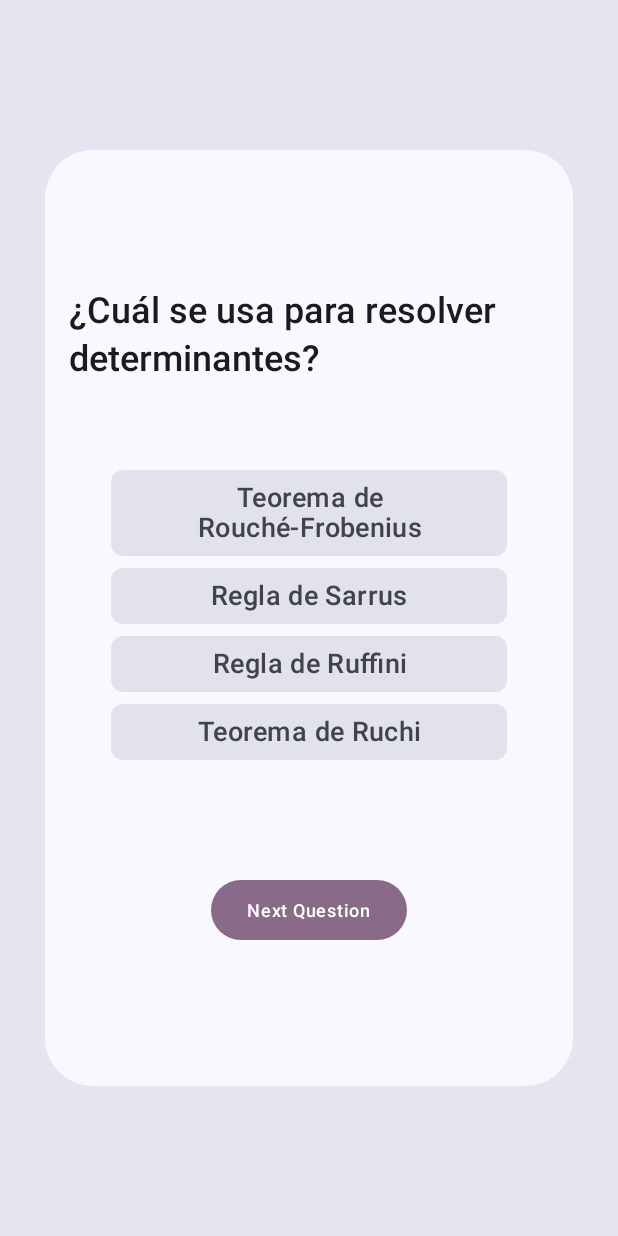
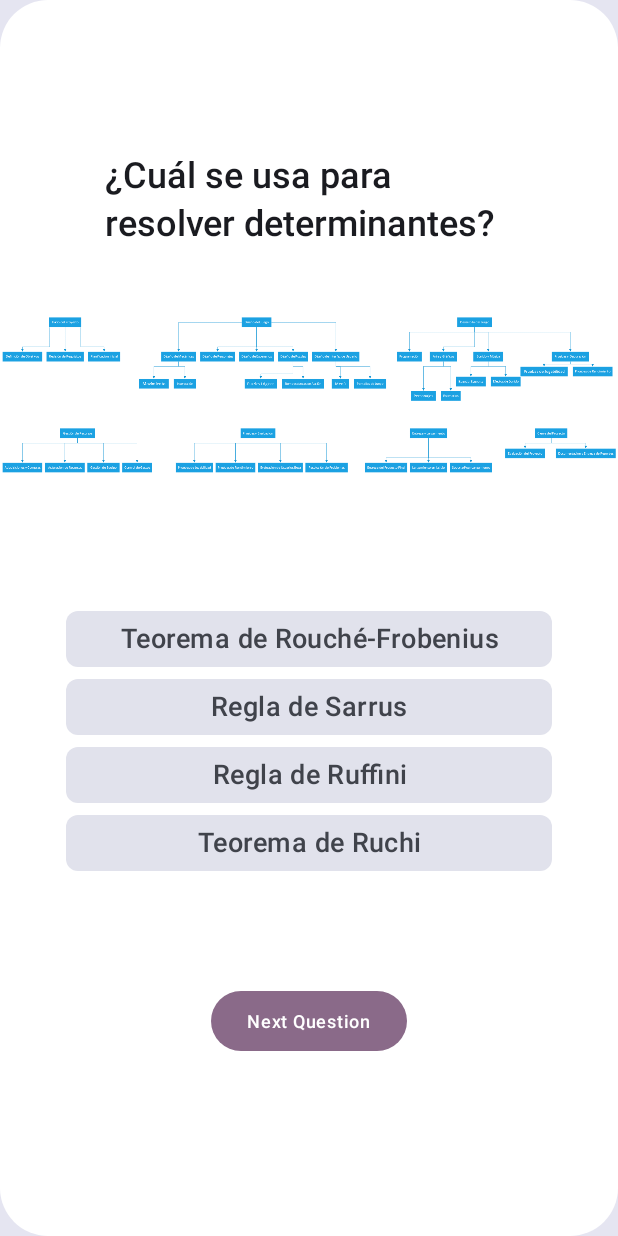
Before and after one commit to JesusLao/PracticaTrivialMoviles, an Android app built with Jetpack Compose: the screen it shows after launch (MainActivity), after a tap on "Continue", on a phone screen of 412 x 824 dp. Run offline under Robolectric (Android 15) with nearby library versions, the phone set to English and light mode, and no system bars; libraries missing offline, so code that uses them is left out: com.google.android.exoplayer2.

Commit message:
Imagen implementada

```diff
--- a/app/build.gradle.kts
+++ b/app/build.gradle.kts
@@ -58,9 +58,11 @@ dependencies {
     implementation("androidx.compose.ui:ui")
     implementation("androidx.compose.ui:ui-graphics")
     implementation("androidx.compose.ui:ui-tooling-preview")
+
     implementation("androidx.compose.material3:material3")
     implementation("androidx.navigation:navigation-compose:2.7.3")
     implementation ("com.google.code.gson:gson:2.8.8")
+    implementation("com.google.android.exoplayer:exoplayer:2.19.1")
     testImplementation("junit:junit:4.13.2")
     androidTestImplementation("androidx.test.ext:junit:1.1.5")
     androidTestImplementation("androidx.test.espresso:espresso-core:3.5.1")
--- a/app/src/main/AndroidManifest.xml
+++ b/app/src/main/AndroidManifest.xml
@@ -1,6 +1,8 @@
 <?xml version="1.0" encoding="utf-8"?>
 <manifest xmlns:android="http://schemas.android.com/apk/res/android"
     xmlns:tools="http://schemas.android.com/tools">
+
+    <uses-permission android:name="android.permission.INTERNET"/>
 
     <application
         android:allowBackup="true"
@@ -10,6 +12,7 @@
         android:label="@string/app_name"
         android:roundIcon="@mipmap/ic_launcher_round"
         android:supportsRtl="true"
+        android:usesCleartextTraffic="true"
         android:theme="@style/Theme.PracticaTrivialMoviles"
         tools:targetApi="31">
         <activity
--- a/app/src/main/java/com/example/practicatrivialmoviles/MainActivity.kt
+++ b/app/src/main/java/com/example/practicatrivialmoviles/MainActivity.kt
@@ -2,9 +2,16 @@ package com.example.practicatrivialmoviles
 
 import android.content.Context
 import android.content.res.Configuration
+import android.content.res.Resources
+import android.graphics.drawable.shapes.Shape
+import android.media.Image
+import android.net.Uri
 import android.os.Bundle
+import android.view.ViewGroup
+import android.webkit.WebView
 import androidx.activity.ComponentActivity
 import androidx.activity.compose.setContent
+import androidx.compose.foundation.Image
 import androidx.compose.foundation.background
 import androidx.compose.foundation.clickable
 import androidx.compose.foundation.layout.Arrangement
@@ -24,6 +31,7 @@ import androidx.compose.material3.MaterialTheme
 import androidx.compose.material3.Surface
 import androidx.compose.material3.Text
 import androidx.compose.runtime.Composable
+import androidx.compose.runtime.DisposableEffect
 import androidx.compose.runtime.getValue
 import androidx.compose.runtime.mutableIntStateOf
 import androidx.compose.runtime.mutableStateOf
@@ -32,18 +40,22 @@ import androidx.compose.runtime.saveable.rememberSaveable
 import androidx.compose.runtime.setValue
 import androidx.compose.ui.Alignment
 import androidx.compose.ui.Modifier
+import androidx.compose.ui.graphics.RectangleShape
 import androidx.compose.ui.platform.LocalContext
+import androidx.compose.ui.platform.LocalDensity
+import androidx.compose.ui.res.painterResource
 import androidx.compose.ui.text.style.TextAlign
 import androidx.compose.ui.text.style.TextOverflow
 import androidx.compose.ui.tooling.preview.Preview
 import androidx.compose.ui.unit.dp
 import androidx.compose.ui.unit.sp
+import androidx.compose.ui.viewinterop.AndroidView
 import com.example.practicatrivialmoviles.ui.theme.AppTheme
-import org.json.JSONArray
-import org.json.JSONObject
+import com.google.android.exoplayer2.ExoPlayer
+import com.google.android.exoplayer2.MediaItem
+import com.google.android.exoplayer2.ui.StyledPlayerView
 import com.google.gson.Gson
 import com.google.gson.reflect.TypeToken
-import android.content.res.Resources
 
 class MainActivity : ComponentActivity() {
     override fun onCreate(savedInstanceState: Bundle?) {
@@ -56,10 +68,13 @@ class MainActivity : ComponentActivity() {
         }
     }
 }
+
 data class Pregunta(
     val pregunta: String,
     val opciones: List<String>,
-    val opcion_correcta: String
+    val opcion_correcta: String,
+    var imagen: Int?, // ID de recurso de imagen
+    var videoUrl: String? // URL del video
 )
 
 @Composable
@@ -82,56 +97,18 @@ fun MyApp() {
         if (shouldShowOnboarding) {
             OnboardingScreen(onContinueClicked = { shouldShowOnboarding = false })
         } else {
-            /*val questions = outputJsonString.getJSONArray("preguntas") as JSONArray
-
-            for (i in 0 until questions.length()){
-                val question = questions.getJSONObject(i).getString("pregunta")
-                arrQuestions.add(question)
-
-
-
-            }*/
             val gson = Gson()
-            //val listType = object : TypeToken<List<List<String>>>() {}.type
-            val preguntas: List<Pregunta> = gson.fromJson(LocalContext.current.resources.openRawResource(R.raw.preguntas).bufferedReader().use { it.readText() }, object : TypeToken<List<Pregunta>>() {}.type)
-
+            val preguntas: List<Pregunta> = gson.fromJson(
+                LocalContext.current.resources.openRawResource(R.raw.preguntas).bufferedReader()
+                    .use { it.readText() }, object : TypeToken<List<Pregunta>>() {}.type
+            )
+            preguntas[0].imagen=R.drawable.edt
+            preguntas[1].videoUrl="https://www.youtube.com/watch?v=Ul8Xz3_r0Eg"
 
             Quiz(preguntas)
         }
     }
 }
-
-fun loadPreguntasFromJson(context: Context, fileName: String): List<Pregunta> {
-    val json: String = try {
-        val resourceId = context.resources.getIdentifier(fileName, "raw", context.packageName)
-        val jsonStream = context.resources.openRawResource(resourceId)
-        jsonStream.bufferedReader().use { it.readText() }
-    } catch (e: Resources.NotFoundException) {
-        ""
-    }
-
-    return if (json.isNotEmpty()) {
-        val gson = Gson()
-        val preguntaList: List<Pregunta> = gson.fromJson(json, Array<Pregunta>::class.java).toList()
-        preguntaList
-    } else {
-        emptyList()
-    }
-}
-
-
-/*private fun readJSONFromResource(context: Context, resourceId: Int): String {
-    val inputStream: InputStream = context.assets.open("raw/pre.json")
-    val reader = BufferedReader(InputStreamReader(inputStream))
-    val sb = StringBuilder()
-    var line: String? = reader.readLine()
-    while (line != null) {
-        sb.append(line).append('\n')
-        line = reader.readLine()
-    }
-    reader.close()
-    return sb.toString()
-}*/
 
 @Composable
 fun OnboardingScreen(onContinueClicked: () -> Unit) {
@@ -152,15 +129,97 @@ fun OnboardingScreen(onContinueClicked: () -> Unit) {
 }
 
 @Composable
+fun OnWinScreen(onContinueClicked: () -> Unit) {
+
+    Column(
+        modifier = Modifier.fillMaxSize(),
+        verticalArrangement = Arrangement.Center,
+        horizontalAlignment = Alignment.CenterHorizontally
+    ) {
+        Text("Has Ganado", style = MaterialTheme.typography.titleLarge)
+        Button(
+            modifier = Modifier.padding(vertical = 24.dp),
+            onClick = onContinueClicked
+        ) {
+            Text("Continue", style = MaterialTheme.typography.labelMedium)
+        }
+    }
+}
+
+@Composable
+fun OnLoseScreen(onContinueClicked: () -> Unit/*, onReturnToOnboarding: () -> Unit*/) {
+
+    Column(
+        modifier = Modifier.fillMaxSize(),
+        verticalArrangement = Arrangement.Center,
+        horizontalAlignment = Alignment.CenterHorizontally
+    ) {
+        Text("Has Perdido", style = MaterialTheme.typography.titleLarge)
+        Button(
+            modifier = Modifier.padding(vertical = 24.dp),
+            onClick = onContinueClicked
+        ) {
+            Text("Continue", style = MaterialTheme.typography.labelMedium)
+        }
+        /*Button(
+            modifier = Modifier.padding(vertical = 12.dp),
+            onClick = onReturnToOnboarding
+        ) {
+            Text("Return to Onboarding", style = MaterialTheme.typography.labelMedium)
+        }*/
+    }
+}
+
+@Composable
 fun Quiz(preguntas: List<Pregunta>) {
     var currentQuestionIndex by remember { mutableIntStateOf(0) }
     var selectedAnswer by remember { mutableIntStateOf(-1) }
+    var quizCompleted by remember { mutableStateOf(false) }
+    var quizFailed by remember { mutableStateOf(false) }
 
+    fun nextQuestion() {
+        if (selectedAnswer >= 0) {
+            if (preguntas[currentQuestionIndex].opciones[selectedAnswer] == preguntas[currentQuestionIndex].opcion_correcta) {
+                if (currentQuestionIndex < preguntas.size - 1) {
+                    currentQuestionIndex++
+                    selectedAnswer = -1
+                } else {
+                    // Quiz completado
+                    quizCompleted = true
+                }
+            } else {
+                // Respuesta incorrecta, ir a la pantalla de pérdida
+                quizFailed = true
+            }
+        }
+    }
+
+    if (quizCompleted) {
+        OnWinScreen(onContinueClicked = {
+            currentQuestionIndex = 0
+            selectedAnswer = -1
+            quizCompleted = false
+            quizFailed = false
+        })
+    } else if (quizFailed) {
+        OnLoseScreen(onContinueClicked = {
+            currentQuestionIndex = 0
+            selectedAnswer = -1
+            quizCompleted = false
+            quizFailed = false
+        }/*,onReturnToOnboarding = {
+            // Esta parte llevará al usuario de regreso a OnboardingScreen
+            currentQuestionIndex = 0
+            selectedAnswer = -1
+            quizCompleted = false
+            quizFailed = false
+
+        }*/)
+    }else {
         Column(
             modifier = Modifier
                 .fillMaxSize()
-            .padding(horizontal = 30.dp, vertical = 100.dp)
-            .background(MaterialTheme.colorScheme.background,MaterialTheme.shapes.extraLarge),
+                .background(MaterialTheme.colorScheme.onPrimary, MaterialTheme.shapes.extraLarge),
             verticalArrangement = Arrangement.Center,
             horizontalAlignment = Alignment.CenterHorizontally,
         ) {
@@ -168,12 +227,56 @@ fun Quiz(preguntas: List<Pregunta>) {
                 text = preguntas[currentQuestionIndex].pregunta,
                 style = MaterialTheme.typography.titleLarge,
                 fontSize = 24.sp,
-            modifier = Modifier.padding(16.dp)
+                modifier = Modifier.padding(horizontal = 70.dp)
             )
+
+            preguntas[currentQuestionIndex].imagen?.let { imagenId ->
+                Image(
+                    painter = painterResource(imagenId),
+                    contentDescription = "Imagen de la pregunta",
+                    modifier = Modifier
+                        .fillMaxWidth()
+                        .height(200.dp),
+                )
+            }
+
+            //preguntas[currentQuestionIndex].videoUrl?.let { videoUrl ->
+                /*val exoPlayer=ExoPlayer.Builder(LocalContext.current).build()
+                val mediaItem = MediaItem.fromUri(Uri.parse(videoUrl))
+                exoPlayer.setMediaItem(mediaItem)
+
+                val playerView = StyledPlayerView(LocalContext.current)
+                playerView.player=exoPlayer
+
+                DisposableEffect(AndroidView(factory = {playerView})){
+                    exoPlayer.prepare()
+                    exoPlayer.playWhenReady=true
+
+                    onDispose { exoPlayer.release() }
+                }*/
+
+
+
+                /*AndroidView(
+                    factory = { context ->
+                        WebView(context).apply {
+                            layoutParams = ViewGroup.LayoutParams(
+                                ViewGroup.LayoutParams.MATCH_PARENT,
+                                ViewGroup.LayoutParams.WRAP_CONTENT
+                            )
+                            settings.javaScriptEnabled = true
+                        }
+                    },
+                    update = { webView ->
+                        webView.loadUrl(videoUrl)
+                    }
+                )*/
+            //}
 
             LazyColumn(
                 modifier = Modifier
                     .fillMaxWidth()
+                    .background(MaterialTheme.colorScheme.onPrimary, MaterialTheme.shapes.extraLarge)
                     .padding(40.dp)
             ) {
                 itemsIndexed(preguntas[currentQuestionIndex].opciones) { index, answer ->
@@ -191,17 +294,13 @@ fun Quiz(preguntas: List<Pregunta>) {
 
             Button(
                 onClick = {
-                if (selectedAnswer >= 0) {
-                    if (currentQuestionIndex < preguntas.size - 1) {
-                        currentQuestionIndex++
-                        selectedAnswer = -1
-                    } else {
-                        // Handle quiz completion
-                    }
-                }
+                    nextQuestion()
+
+
                 },
                 shape = MaterialTheme.shapes.large,
-            modifier = Modifier.padding(16.dp), colors = ButtonDefaults.buttonColors(
+                modifier = Modifier.padding(16.dp),
+                colors = ButtonDefaults.buttonColors(
                     containerColor = MaterialTheme.colorScheme.tertiaryContainer,
                     contentColor = MaterialTheme.colorScheme.onTertiaryContainer,
                     disabledContainerColor = MaterialTheme.colorScheme.inversePrimary,
@@ -209,6 +308,7 @@ fun Quiz(preguntas: List<Pregunta>) {
                 ),
             ) {
                 Text(text = "Next Question", style = MaterialTheme.typography.labelMedium)
+            }
         }
     }
 }
```
Also changed, not shown: app/src/main/res/drawable/edt.png (added). Lines whose indentation alone changed are shown as unchanged.
